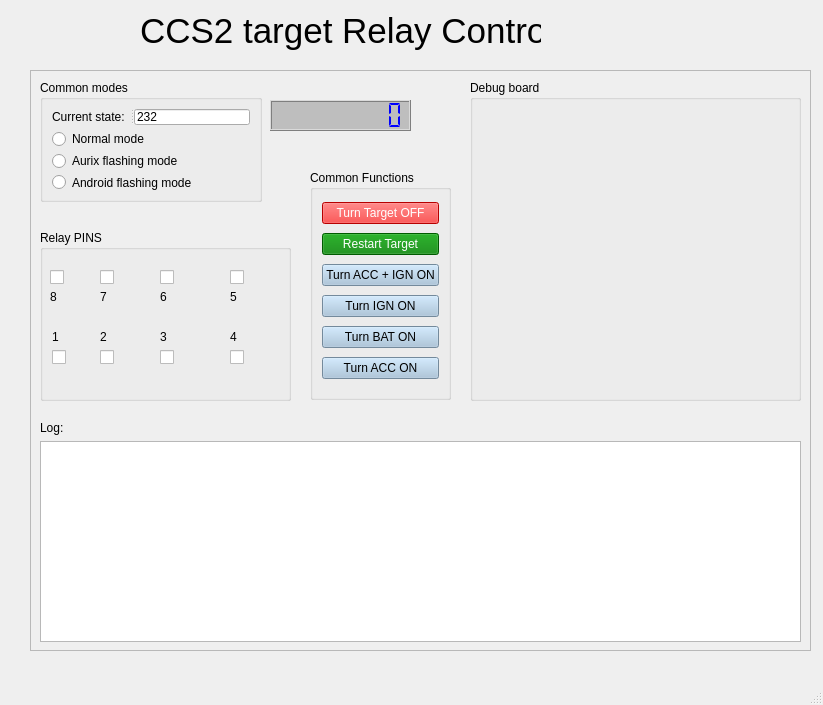
Above: relayControl/relay_control.ui from dthieu/Python before the change. Below: the same form after it.
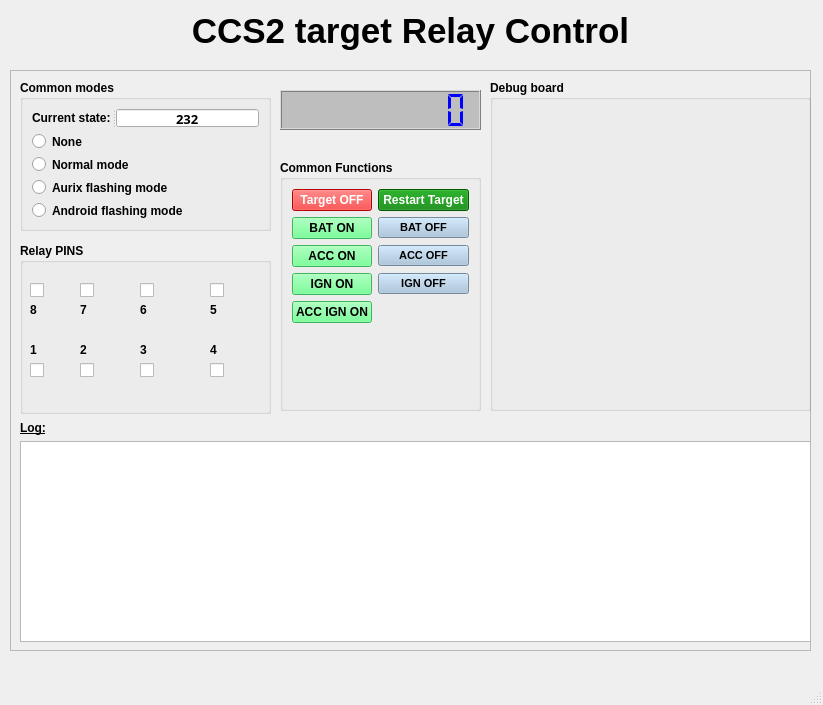
That is the form after the change. Icons and pictures are not drawn.

Diff of the .ui file:
```diff
--- a/relayControl/relay_control.ui
+++ b/relayControl/relay_control.ui
@@ -21,30 +21,40 @@
    <widget class="QLabel" name="label">
     <property name="geometry">
      <rect>
-      <x>140</x>
+      <x>10</x>
       <y>10</y>
-      <width>401</width>
+      <width>801</width>
       <height>42</height>
      </rect>
     </property>
     <property name="font">
      <font>
       <pointsize>26</pointsize>
+      <weight>75</weight>
+      <bold>true</bold>
      </font>
     </property>
     <property name="text">
      <string>CCS2 target Relay Control</string>
     </property>
+    <property name="alignment">
+     <set>Qt::AlignCenter</set>
+    </property>
    </widget>
    <widget class="QFrame" name="frame">
     <property name="geometry">
      <rect>
-      <x>30</x>
+      <x>10</x>
       <y>70</y>
-      <width>781</width>
+      <width>801</width>
       <height>581</height>
      </rect>
     </property>
+    <property name="font">
+     <font>
+      <pointsize>9</pointsize>
+     </font>
+    </property>
     <property name="frameShape">
      <enum>QFrame::StyledPanel</enum>
     </property>
@@ -56,14 +66,15 @@
       <rect>
        <x>10</x>
        <y>10</y>
-       <width>222</width>
-       <height>122</height>
+       <width>251</width>
+       <height>151</height>
       </rect>
      </property>
      <property name="font">
       <font>
-       <weight>50</weight>
-       <bold>false</bold>
+       <pointsize>9</pointsize>
+       <weight>75</weight>
+       <bold>true</bold>
       </font>
      </property>
      <property name="title">
@@ -84,15 +95,36 @@
          <property name="enabled">
           <bool>true</bool>
          </property>
+         <property name="font">
+          <font>
+           <family>Arial Black</family>
+           <pointsize>10</pointsize>
+           <weight>75</weight>
+           <bold>true</bold>
+          </font>
+         </property>
          <property name="layoutDirection">
           <enum>Qt::LeftToRight</enum>
          </property>
          <property name="text">
           <string>232</string>
          </property>
+         <property name="alignment">
+          <set>Qt::AlignCenter</set>
+         </property>
+         <property name="readOnly">
+          <bool>true</bool>
+         </property>
         </widget>
        </widget>
       </item>
+      <item>
+       <widget class="QRadioButton" name="rbNone">
+        <property name="text">
+         <string>None</string>
+        </property>
+       </widget>
+      </item>
       <item>
        <widget class="QRadioButton" name="rbNormalMode">
         <property name="text">
@@ -119,29 +151,51 @@
     <widget class="QGroupBox" name="groupBox_2">
      <property name="geometry">
       <rect>
-       <x>280</x>
-       <y>100</y>
-       <width>141</width>
-       <height>230</height>
+       <x>270</x>
+       <y>90</y>
+       <width>201</width>
+       <height>251</height>
       </rect>
      </property>
+     <property name="font">
+      <font>
+       <pointsize>9</pointsize>
+       <weight>75</weight>
+       <bold>true</bold>
+      </font>
+     </property>
      <property name="title">
       <string>Common Functions</string>
      </property>
-     <layout class="QVBoxLayout" name="verticalLayout">
-      <item>
+     <layout class="QFormLayout" name="formLayout">
+      <property name="sizeConstraint">
+       <enum>QLayout::SetDefaultConstraint</enum>
+      </property>
+      <item row="0" column="0">
        <widget class="QPushButton" name="btnTargetOff">
+        <property name="font">
+         <font>
+          <weight>75</weight>
+          <bold>true</bold>
+         </font>
+        </property>
         <property name="styleSheet">
          <string notr="true">background-color: red;
 color: white</string>
         </property>
         <property name="text">
-         <string>Turn Target OFF</string>
+         <string>Target OFF</string>
         </property>
        </widget>
       </item>
-      <item>
+      <item row="0" column="1">
        <widget class="QPushButton" name="btnTargetRestart">
+        <property name="font">
+         <font>
+          <weight>75</weight>
+          <bold>true</bold>
+         </font>
+        </property>
         <property name="styleSheet">
          <string notr="true">background-color: green;
 color: white</string>
@@ -151,43 +205,118 @@
         </property>
        </widget>
       </item>
-      <item>
+      <item row="2" column="0">
+       <widget class="QPushButton" name="btnBatOn">
+        <property name="font">
+         <font>
+          <weight>75</weight>
+          <bold>true</bold>
+         </font>
+        </property>
+        <property name="styleSheet">
+         <string notr="true">background-color: rgb(85, 255, 127);</string>
+        </property>
+        <property name="text">
+         <string>BAT ON</string>
+        </property>
+       </widget>
+      </item>
+      <item row="2" column="1">
+       <widget class="QPushButton" name="btnBatOff">
+        <property name="font">
+         <font>
+          <pointsize>8</pointsize>
+          <weight>75</weight>
+          <bold>true</bold>
+         </font>
+        </property>
+        <property name="styleSheet">
+         <string notr="true">background-color: #A3C1DA</string>
+        </property>
+        <property name="text">
+         <string>BAT OFF</string>
+        </property>
+       </widget>
+      </item>
+      <item row="3" column="0">
+       <widget class="QPushButton" name="btnACCOn">
+        <property name="font">
+         <font>
+          <weight>75</weight>
+          <bold>true</bold>
+         </font>
+        </property>
+        <property name="styleSheet">
+         <string notr="true">background-color: rgb(85, 255, 127);</string>
+        </property>
+        <property name="text">
+         <string>ACC ON</string>
+        </property>
+       </widget>
+      </item>
+      <item row="4" column="1">
+       <widget class="QPushButton" name="btnIGNOff">
+        <property name="font">
+         <font>
+          <pointsize>8</pointsize>
+          <weight>75</weight>
+          <bold>true</bold>
+         </font>
+        </property>
+        <property name="styleSheet">
+         <string notr="true">background-color: #A3C1DA</string>
+        </property>
+        <property name="text">
+         <string>IGN OFF</string>
+        </property>
+       </widget>
+      </item>
+      <item row="3" column="1">
+       <widget class="QPushButton" name="btnACCOff">
+        <property name="font">
+         <font>
+          <pointsize>8</pointsize>
+          <weight>75</weight>
+          <bold>true</bold>
+         </font>
+        </property>
+        <property name="styleSheet">
+         <string notr="true">background-color: #A3C1DA</string>
+        </property>
+        <property name="text">
+         <string>ACC OFF</string>
+        </property>
+       </widget>
+      </item>
+      <item row="4" column="0">
+       <widget class="QPushButton" name="btnIGNOn">
+        <property name="font">
+         <font>
+          <weight>75</weight>
+          <bold>true</bold>
+         </font>
+        </property>
+        <property name="styleSheet">
+         <string notr="true">background-color: rgb(85, 255, 127);</string>
+        </property>
+        <property name="text">
+         <string>IGN ON</string>
+        </property>
+       </widget>
+      </item>
+      <item row="5" column="0">
        <widget class="QPushButton" name="btnACC_IGN_on">
-        <property name="styleSheet">
-         <string notr="true">background-color: #A3C1DA</string>
+        <property name="font">
+         <font>
+          <weight>75</weight>
+          <bold>true</bold>
+         </font>
         </property>
-        <property name="text">
-         <string>Turn ACC + IGN ON</string>
-        </property>
-       </widget>
-      </item>
-      <item>
-       <widget class="QPushButton" name="btnIGNon">
         <property name="styleSheet">
-         <string notr="true">background-color: #A3C1DA</string>
+         <string notr="true">background-color: rgb(85, 255, 127);</string>
         </property>
         <property name="text">
-         <string>Turn IGN ON</string>
-        </property>
-       </widget>
-      </item>
-      <item>
-       <widget class="QPushButton" name="btnBaton">
-        <property name="styleSheet">
-         <string notr="true">background-color: #A3C1DA</string>
-        </property>
-        <property name="text">
-         <string>Turn BAT ON</string>
-        </property>
-       </widget>
-      </item>
-      <item>
-       <widget class="QPushButton" name="btnACCon">
-        <property name="styleSheet">
-         <string notr="true">background-color: #A3C1DA</string>
-        </property>
-        <property name="text">
-         <string>Turn ACC ON</string>
+         <string>ACC IGN ON</string>
         </property>
        </widget>
       </item>
@@ -197,11 +326,18 @@
      <property name="geometry">
       <rect>
        <x>10</x>
-       <y>160</y>
+       <y>173</y>
        <width>251</width>
        <height>171</height>
       </rect>
      </property>
+     <property name="font">
+      <font>
+       <pointsize>9</pointsize>
+       <weight>75</weight>
+       <bold>true</bold>
+      </font>
+     </property>
      <property name="title">
       <string>Relay PINS</string>
      </property>
@@ -210,8 +346,8 @@
        <rect>
         <x>60</x>
         <y>20</y>
-        <width>31</width>
-        <height>53</height>
+        <width>51</width>
+        <height>54</height>
        </rect>
       </property>
       <layout class="QVBoxLayout" name="verticalLayout_7">
@@ -219,6 +355,7 @@
         <widget class="QLabel" name="lblNum7">
          <property name="font">
           <font>
+           <pointsize>9</pointsize>
            <weight>75</weight>
            <bold>true</bold>
           </font>
@@ -249,8 +386,8 @@
        <rect>
         <x>120</x>
         <y>20</y>
-        <width>31</width>
-        <height>53</height>
+        <width>51</width>
+        <height>54</height>
        </rect>
       </property>
       <layout class="QVBoxLayout" name="verticalLayout_8">
@@ -258,6 +395,7 @@
         <widget class="QLabel" name="lblNum6">
          <property name="font">
           <font>
+           <pointsize>9</pointsize>
            <weight>75</weight>
            <bold>true</bold>
           </font>
@@ -288,8 +426,8 @@
        <rect>
         <x>190</x>
         <y>20</y>
-        <width>39</width>
-        <height>53</height>
+        <width>51</width>
+        <height>54</height>
        </rect>
       </property>
       <layout class="QVBoxLayout" name="verticalLayout_10">
@@ -297,6 +435,7 @@
         <widget class="QLabel" name="lblNum5">
          <property name="font">
           <font>
+           <pointsize>9</pointsize>
            <weight>75</weight>
            <bold>true</bold>
           </font>
@@ -330,8 +469,8 @@
        <rect>
         <x>190</x>
         <y>100</y>
-        <width>41</width>
-        <height>53</height>
+        <width>51</width>
+        <height>54</height>
        </rect>
       </property>
       <layout class="QVBoxLayout" name="verticalLayout_12">
@@ -339,8 +478,9 @@
         <widget class="QLabel" name="label_21">
          <property name="font">
           <font>
-           <weight>50</weight>
-           <bold>false</bold>
+           <pointsize>9</pointsize>
+           <weight>75</weight>
+           <bold>true</bold>
           </font>
          </property>
          <property name="text">
@@ -359,6 +499,7 @@
         <widget class="QLabel" name="lblNum4">
          <property name="font">
           <font>
+           <pointsize>9</pointsize>
            <weight>75</weight>
            <bold>true</bold>
           </font>
@@ -375,8 +516,8 @@
        <rect>
         <x>120</x>
         <y>100</y>
-        <width>48</width>
-        <height>53</height>
+        <width>51</width>
+        <height>54</height>
        </rect>
       </property>
       <layout class="QVBoxLayout" name="verticalLayout_9">
@@ -398,6 +539,7 @@
         <widget class="QLabel" name="lblNum3">
          <property name="font">
           <font>
+           <pointsize>9</pointsize>
            <weight>75</weight>
            <bold>true</bold>
           </font>
@@ -414,8 +556,8 @@
        <rect>
         <x>60</x>
         <y>100</y>
-        <width>39</width>
-        <height>53</height>
+        <width>51</width>
+        <height>54</height>
        </rect>
       </property>
       <layout class="QVBoxLayout" name="verticalLayout_13">
@@ -437,6 +579,7 @@
         <widget class="QLabel" name="lblNum2">
          <property name="font">
           <font>
+           <pointsize>9</pointsize>
            <weight>75</weight>
            <bold>true</bold>
           </font>
@@ -451,10 +594,10 @@
      <widget class="QWidget" name="layoutWidget">
       <property name="geometry">
        <rect>
-        <x>12</x>
+        <x>10</x>
         <y>100</y>
-        <width>31</width>
-        <height>53</height>
+        <width>41</width>
+        <height>54</height>
        </rect>
       </property>
       <layout class="QVBoxLayout" name="verticalLayout_4">
@@ -476,6 +619,7 @@
         <widget class="QLabel" name="lblNum1">
          <property name="font">
           <font>
+           <pointsize>9</pointsize>
            <weight>75</weight>
            <bold>true</bold>
           </font>
@@ -487,13 +631,13 @@
        </item>
       </layout>
      </widget>
-     <widget class="QWidget" name="">
+     <widget class="QWidget" name="layoutWidget">
       <property name="geometry">
        <rect>
         <x>10</x>
         <y>20</y>
-        <width>34</width>
-        <height>53</height>
+        <width>41</width>
+        <height>54</height>
        </rect>
       </property>
       <layout class="QVBoxLayout" name="verticalLayout_3">
@@ -501,6 +645,7 @@
         <widget class="QLabel" name="lblNum8">
          <property name="font">
           <font>
+           <pointsize>9</pointsize>
            <weight>75</weight>
            <bold>true</bold>
           </font>
@@ -530,12 +675,19 @@
     <widget class="QGroupBox" name="groupBox_4">
      <property name="geometry">
       <rect>
-       <x>440</x>
+       <x>480</x>
        <y>10</y>
-       <width>331</width>
-       <height>321</height>
+       <width>321</width>
+       <height>331</height>
       </rect>
      </property>
+     <property name="font">
+      <font>
+       <pointsize>9</pointsize>
+       <weight>75</weight>
+       <bold>true</bold>
+      </font>
+     </property>
      <property name="title">
       <string>Debug board</string>
      </property>
@@ -543,16 +695,19 @@
     <widget class="QLCDNumber" name="lcdBinState">
      <property name="geometry">
       <rect>
-       <x>240</x>
-       <y>30</y>
-       <width>141</width>
-       <height>31</height>
+       <x>270</x>
+       <y>20</y>
+       <width>201</width>
+       <height>40</height>
       </rect>
      </property>
      <property name="font">
       <font>
+       <family>Arial Black</family>
+       <pointsize>10</pointsize>
        <weight>75</weight>
        <bold>true</bold>
+       <kerning>true</kerning>
       </font>
      </property>
      <property name="autoFillBackground">
@@ -578,18 +733,26 @@
       <double>0.000000000000000</double>
      </property>
     </widget>
-    <widget class="QWidget" name="">
+    <widget class="QWidget" name="layoutWidget">
      <property name="geometry">
       <rect>
        <x>10</x>
        <y>351</y>
-       <width>761</width>
+       <width>791</width>
        <height>221</height>
       </rect>
      </property>
      <layout class="QVBoxLayout" name="verticalLayout_5">
       <item>
        <widget class="QLabel" name="label_7">
+        <property name="font">
+         <font>
+          <pointsize>9</pointsize>
+          <weight>75</weight>
+          <bold>true</bold>
+          <underline>true</underline>
+         </font>
+        </property>
         <property name="text">
          <string>Log:</string>
         </property>
```
